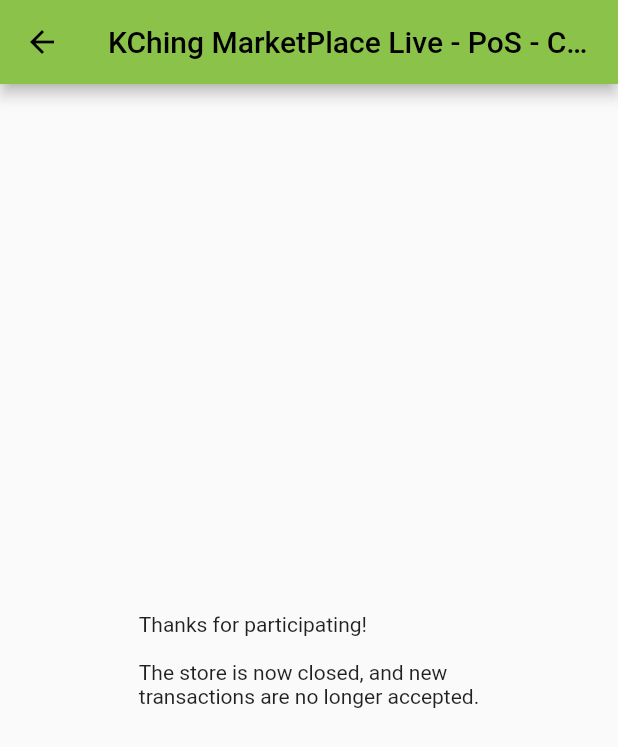
After one commit to democat3457/kching, a Flutter app: the Holding screen opened directly, on a phone screen of 412 x 824 dp. The commit adds this screen. Shown: the top 747 px of the screen. Run offline on Flutter 3.47's test engine with Material 2 defaults, Android fonts, the phone set to English and light mode, and no system bars; network calls fail; statements that could not run were skipped.

Commit message:
Close the PoS system
:( end of K'Ching... 'twas good times

```diff
--- a/lib/consts.dart
+++ b/lib/consts.dart
@@ -14,3 +14,5 @@ const KCHING_CURRENCY_SYM = "₭\$";
 const ERROR_TIMEOUT = 5;
 
 final CARD_FORMAT = new RegExp("^[a-zA-Z]{2}\\d{8}\$");
+
+final DateTime CLOSE_TIME = DateTime.utc(2021, 12, 8, 4, 0); // 10 PM CST, 8 December 2021
--- /dev/null
+++ b/lib/holding.dart
@@ -0,0 +1,28 @@
+import 'dart:core';
+
+import 'package:flutter/material.dart';
+import 'checkBal.dart';
+import 'consts.dart';
+import 'payment.dart';
+
+class Holding extends StatefulWidget {
+  @override
+  State<StatefulWidget> createState() {
+    return _HoldingState();
+  }
+}
+
+class _HoldingState extends State<Holding> {
+
+  @override
+  Widget build(BuildContext context) {
+    return Scaffold(
+      appBar: AppBar(
+        title: Text(MAIN_TITLE + " - CLOSED"),
+      ),
+      body: Center(
+        child: Text('Thanks for participating!\n\nThe store is now closed, and new\ntransactions are no longer accepted.')
+      ),
+    );
+  }
+}
--- a/lib/main.dart
+++ b/lib/main.dart
@@ -1,6 +1,7 @@
 import 'dart:convert';
 
 import 'package:flutter/material.dart';
+import 'holding.dart';
 import 'consts.dart';
 import 'chooseTeam.dart';
 import 'package:http/http.dart' as http;
@@ -53,6 +54,10 @@ class _MyHomePageState extends State<MyHomePage> {
 
     return _isLoading
         ? Progress()
-        : ChooseTeam(_data);
+        : (
+            DateTime.now().isAfter(CLOSE_TIME)
+            ? Holding()
+            : ChooseTeam(_data)
+          );
   }
 }
```
